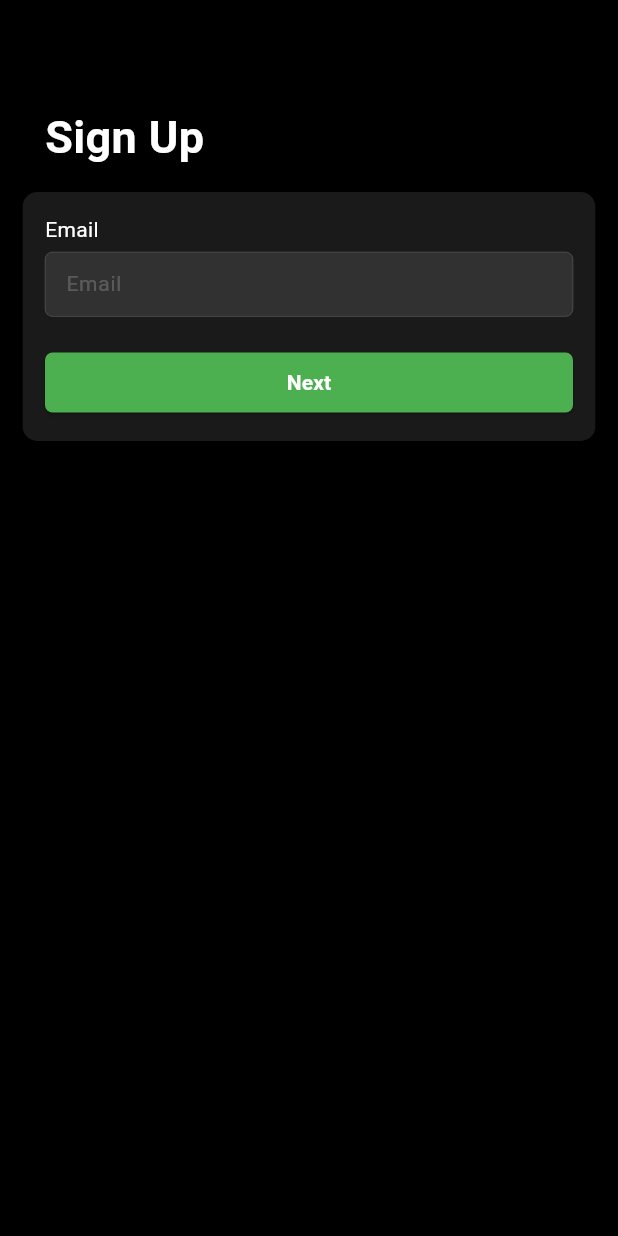
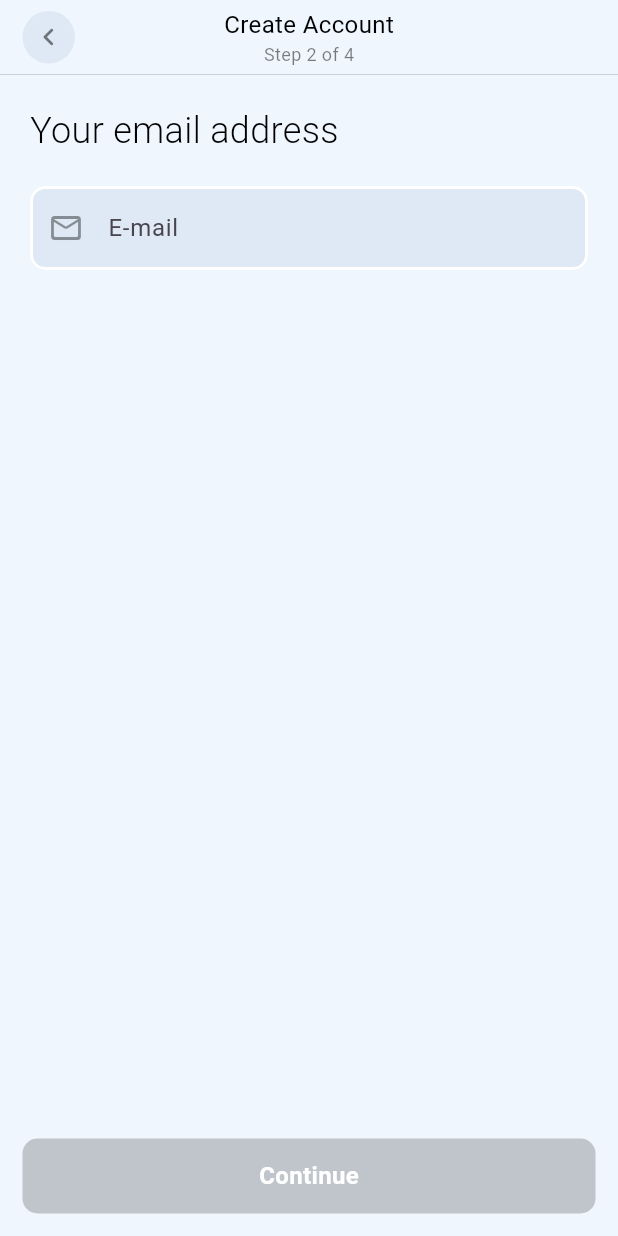
Before and after one commit to AmashChaudhry/authentications, a Flutter app: the AccountEmail screen opened directly with empty values, on a phone screen of 412 x 824 dp. Run offline on Flutter 3.47's test engine with Material 3 defaults, Android fonts, the phone set to English and light mode, and no system bars; our stand-ins replace cloud_firestore, firebase_auth, firebase_core, get; accounts and stored records are empty.

Commit message:
First Commit

```diff
--- a/lib/src/features/authentications/screens/signup/account_email.dart
+++ b/lib/src/features/authentications/screens/signup/account_email.dart
@@ -1,8 +1,6 @@
-import 'dart:ui';
+import 'package:authentications/src/constants/colors.dart';
 import 'package:flutter/material.dart';
-import 'package:flutter/services.dart';
 import 'package:get/get.dart';
-
 import 'account_password.dart';
 
 class AccountEmail extends StatefulWidget {
@@ -15,139 +13,192 @@ class AccountEmail extends StatefulWidget {
 }
 
 class _AccountEmailState extends State<AccountEmail> {
-  final formKey = GlobalKey<FormState>();
+  RxBool isButtonDisabled = true.obs;
 
   TextEditingController emailController = TextEditingController();
 
   @override
   Widget build(BuildContext context) {
-    SystemChrome.setSystemUIOverlayStyle(
-      const SystemUiOverlayStyle(
-        statusBarColor: Colors.transparent,
-        statusBarIconBrightness: Brightness.light,
+    return SafeArea(
+      child: Scaffold(
+        backgroundColor: pageBackgroundColor,
+        body: Column(
+          crossAxisAlignment: CrossAxisAlignment.start,
+          children: [
+            Container(
+              height: 50,
+              width: double.infinity,
+              padding: const EdgeInsets.symmetric(horizontal: 15),
+              decoration: BoxDecoration(
+                border: Border(
+                  bottom: BorderSide(
+                    width: 0.5,
+                    color: Colors.black.withOpacity(0.2),
                   ),
-    );
-    return Scaffold(
-      backgroundColor: Colors.black,
-      body: SingleChildScrollView(
+                ),
+              ),
+              child: Stack(
+                alignment: Alignment.centerLeft,
+                children: [
+                  InkWell(
+                    onTap: () => Get.back(),
+                    borderRadius: BorderRadius.circular(20),
+                    child: Container(
+                      height: 35,
+                      width: 35,
+                      decoration: BoxDecoration(
+                        color: componentBackgroundColor,
+                        borderRadius: BorderRadius.circular(20),
+                      ),
+                      child: Icon(
+                        Icons.chevron_left_rounded,
+                        color: Colors.black.withOpacity(0.5),
+                      ),
+                    ),
+                  ),
+                  Center(
+                    child: Column(
+                      mainAxisAlignment: MainAxisAlignment.center,
+                      crossAxisAlignment: CrossAxisAlignment.center,
+                      children: [
+                        const Text(
+                          'Create Account',
+                          style: TextStyle(
+                            color: Colors.black,
+                            fontSize: 16,
+                            fontWeight: FontWeight.w400,
+                          ),
+                        ),
+                        Text(
+                          'Step 2 of 4',
+                          style: TextStyle(
+                            color: Colors.black.withOpacity(0.5),
+                            fontSize: 12,
+                            fontWeight: FontWeight.w400,
+                          ),
+                        ),
+                      ],
+                    ),
+                  ),
+                ],
+              ),
+            ),
+            Expanded(
               child: Padding(
-          padding: const EdgeInsets.all(15),
+                padding: const EdgeInsets.all(20),
                 child: Column(
                   crossAxisAlignment: CrossAxisAlignment.start,
                   children: [
-              const SizedBox(height: 40),
-              const Padding(
-                padding: EdgeInsets.all(15),
+                    const Text(
+                      'Your email address',
+                      style: TextStyle(
+                        color: Colors.black,
+                        fontSize: 24,
+                        fontWeight: FontWeight.w300,
+                      ),
+                    ),
+                    const SizedBox(height: 20),
+                    TextFormField(
+                      controller: emailController,
+                      style: const TextStyle(
+                        color: Colors.black,
+                        fontSize: 16,
+                      ),
+                      decoration: InputDecoration(
+                        filled: true,
+                        isCollapsed: true,
+                        hintText: 'E-mail',
+                        labelText: 'E-mail',
+                        fillColor: componentBackgroundColor,
+                        contentPadding: const EdgeInsets.symmetric(horizontal: 15, vertical: 16),
+                        hintStyle: TextStyle(
+                          color: Colors.black.withOpacity(0.2),
+                        ),
+                        prefixIcon: Icon(
+                          Icons.mail_outline_rounded,
+                          color: Colors.black.withOpacity(0.4),
+                        ),
+                        enabledBorder: OutlineInputBorder(
+                          borderSide: const BorderSide(
+                            color: Colors.white,
+                            width: 2,
+                          ),
+                          borderRadius: BorderRadius.circular(10),
+                        ),
+                        focusedBorder: OutlineInputBorder(
+                          borderRadius: BorderRadius.circular(10),
+                          borderSide: const BorderSide(
+                            color: accentColor,
+                            width: 2,
+                          ),
+                        ),
+                        errorBorder: OutlineInputBorder(
+                          borderRadius: BorderRadius.circular(10),
+                          borderSide: const BorderSide(
+                            color: Colors.red,
+                            width: 2,
+                          ),
+                        ),
+                        focusedErrorBorder: OutlineInputBorder(
+                          borderRadius: BorderRadius.circular(10),
+                          borderSide: const BorderSide(
+                            color: Colors.red,
+                            width: 2,
+                          ),
+                        ),
+                      ),
+                      onChanged: (value) {
+                        if (value.contains('@') && value.contains('.') && value.length > 8) {
+                          isButtonDisabled.value = false;
+                        } else {
+                          isButtonDisabled.value = true;
+                        }
+                      },
+                    ),
+                  ],
+                ),
+              ),
+            ),
+            Padding(
+              padding: const EdgeInsets.only(left: 15, right: 15, bottom: 15),
+              child: Obx(
+                () => SizedBox(
+                  height: 50,
+                  width: double.infinity,
+                  child: isButtonDisabled.value
+                      ? Container(
+                          decoration: BoxDecoration(
+                            color: Colors.black.withOpacity(0.2),
+                            borderRadius: BorderRadius.circular(10),
+                          ),
+                          child: const Center(
                             child: Text(
-                  'Sign Up',
+                              'Continue',
                               style: TextStyle(
                                 color: Colors.white,
-                    fontSize: 30,
+                                fontSize: 16,
                                 fontWeight: FontWeight.bold,
                               ),
                             ),
                           ),
-              ClipRRect(
-                child: BackdropFilter(
-                  filter: ImageFilter.blur(sigmaX: 6, sigmaY: 6),
-                  child: Container(
-                    padding: const EdgeInsets.all(15),
-                    decoration: BoxDecoration(
-                      color: Colors.white.withOpacity(0.1),
-                      borderRadius: BorderRadius.circular(10),
-                    ),
-                    child: Form(
-                      key: formKey,
-                      child: Column(
-                        crossAxisAlignment: CrossAxisAlignment.start,
-                        children: [
-                          const Text(
-                            'Email',
-                            style: TextStyle(
-                              color: Colors.white,
-                              fontSize: 14,
-                            ),
-                          ),
-                          const SizedBox(height: 5),
-                          TextFormField(
-                            controller: emailController,
-                            style: const TextStyle(
-                              color: Colors.white,
-                              fontSize: 14,
-                            ),
-                            decoration: InputDecoration(
-                              filled: true,
-                              isCollapsed: true,
-                              hintText: 'Email',
-                              fillColor: Colors.white.withOpacity(0.1),
-                              contentPadding: const EdgeInsets.symmetric(horizontal: 10, vertical: 11),
-                              hintStyle: TextStyle(
-                                color: Colors.white.withOpacity(0.2),
-                              ),
-                              enabledBorder: OutlineInputBorder(
-                                borderSide: const BorderSide(
-                                  color: Colors.white,
-                                  width: 0.1,
-                                ),
-                                borderRadius: BorderRadius.circular(5),
-                              ),
-                              focusedBorder: OutlineInputBorder(
-                                borderRadius: BorderRadius.circular(5),
-                                borderSide: BorderSide(
-                                  color: Colors.white.withOpacity(0.5),
-                                  width: 0.5,
-                                ),
-                              ),
-                              errorBorder: OutlineInputBorder(
-                                borderRadius: BorderRadius.circular(5),
-                                borderSide: const BorderSide(
-                                  color: Colors.red,
-                                  width: 0.5,
-                                ),
-                              ),
-                              focusedErrorBorder: OutlineInputBorder(
-                                borderRadius: BorderRadius.circular(5),
-                                borderSide: const BorderSide(
-                                  color: Colors.red,
-                                  width: 0.5,
-                                ),
-                              ),
-                            ),
-                            validator: (value) {
-                              if (value!.isEmpty) {
-                                return 'Please enter your email';
-                              } else if (!value.contains('@') || !value.contains('.')) {
-                                return 'Please enter correct email address';
-                              }
-                              return null;
-                            },
-                          ),
-                          const SizedBox(height: 20),
-                          SizedBox(
-                            width: double.infinity,
-                            child: ElevatedButton(
+                        )
+                      : ElevatedButton(
                           onPressed: () {
-                                if (formKey.currentState!.validate()) {
                             Get.to(() => AccountPassword(email: emailController.text, name: widget.name));
-                                }
                           },
                           style: ElevatedButton.styleFrom(
-                                backgroundColor: Colors.green,
+                            backgroundColor: accentColor,
                             shape: RoundedRectangleBorder(
-                                  borderRadius: BorderRadius.circular(5),
+                              borderRadius: BorderRadius.circular(10),
                             ),
                           ),
                           child: const Text(
-                                'Next',
+                            'Continue',
                             style: TextStyle(
                               color: Colors.white,
-                                  fontSize: 14,
+                              fontSize: 16,
                               fontWeight: FontWeight.bold,
                             ),
-                              ),
-                            ),
-                          ),
-                        ],
                           ),
                         ),
                 ),
@@ -156,7 +207,6 @@ class _AccountEmailState extends State<AccountEmail> {
           ],
         ),
       ),
-      ),
     );
   }
 }
```
Lines whose indentation alone changed are shown as unchanged.
